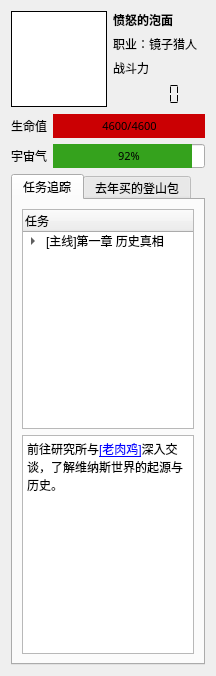
Above: src/coeus/coeus_client_qt/game_statusbar_widget.ui from AngryPowman/Coeus before the change. Below: the same form after it.
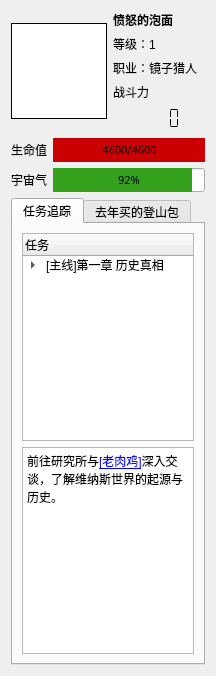
That is the form after the change. Icons and pictures are not drawn.

```diff
--- a/src/coeus/coeus_client_qt/game_statusbar_widget.ui
+++ b/src/coeus/coeus_client_qt/game_statusbar_widget.ui
@@ -16,10 +16,16 @@
     <verstretch>0</verstretch>
    </sizepolicy>
   </property>
+  <property name="minimumSize">
+   <size>
+    <width>216</width>
+    <height>0</height>
+   </size>
+  </property>
   <property name="maximumSize">
    <size>
     <width>216</width>
-    <height>676</height>
+    <height>16777215</height>
    </size>
   </property>
   <property name="windowTitle">
@@ -92,6 +98,13 @@
          </property>
         </widget>
        </item>
+       <item>
+        <widget class="QLabel" name="label">
+         <property name="text">
+          <string>等级：1</string>
+         </property>
+        </widget>
+       </item>
        <item>
         <layout class="QHBoxLayout" name="horizontalLayout">
          <item>
```
